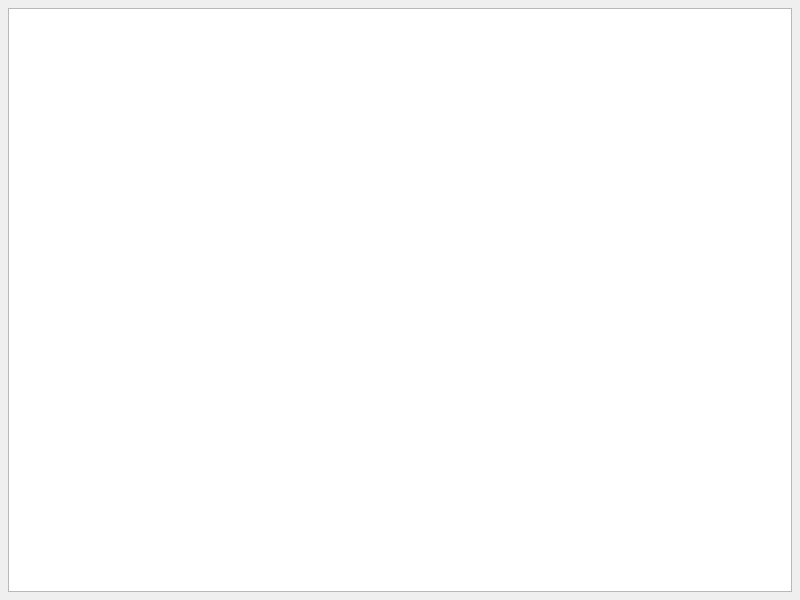
Above: sources/consolewidget.ui from mikaelsundell/usdviewer before the change. Below: the same form after it.
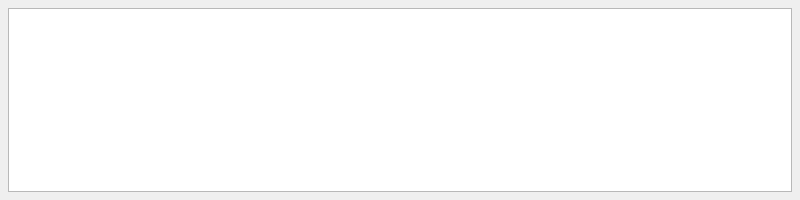
That is the form after the change.

Diff of the .ui file:
```diff
--- a/sources/consolewidget.ui
+++ b/sources/consolewidget.ui
@@ -7,7 +7,7 @@
     <x>0</x>
     <y>0</y>
     <width>800</width>
-    <height>600</height>
+    <height>200</height>
    </rect>
   </property>
   <property name="windowTitle">
```
